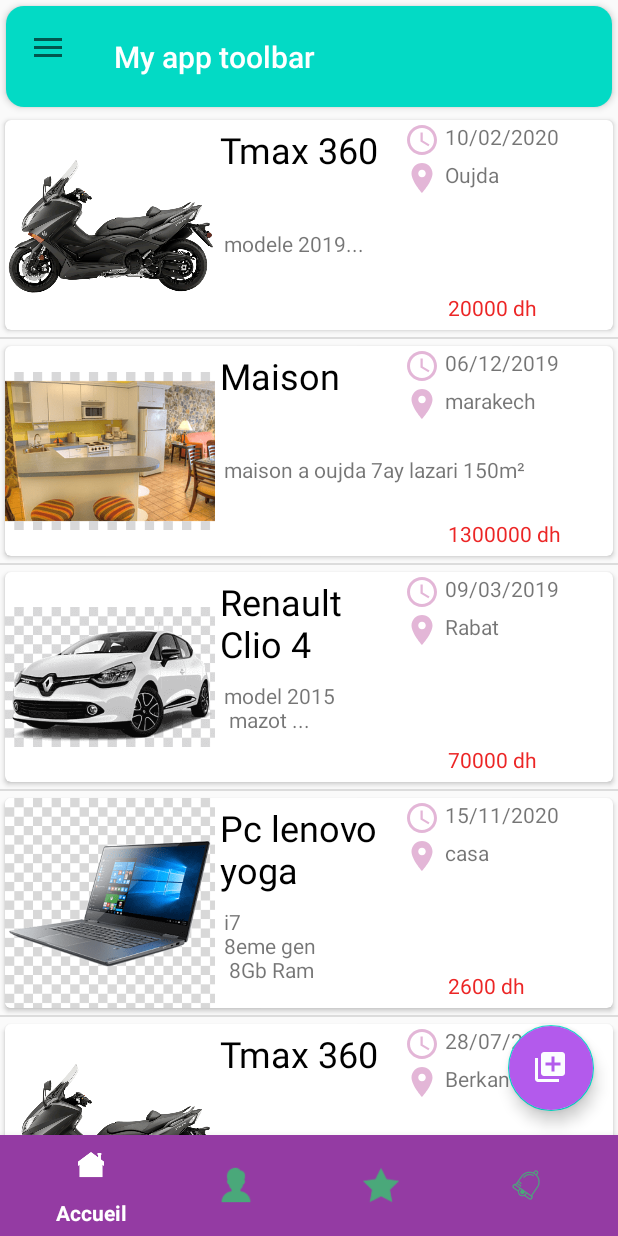
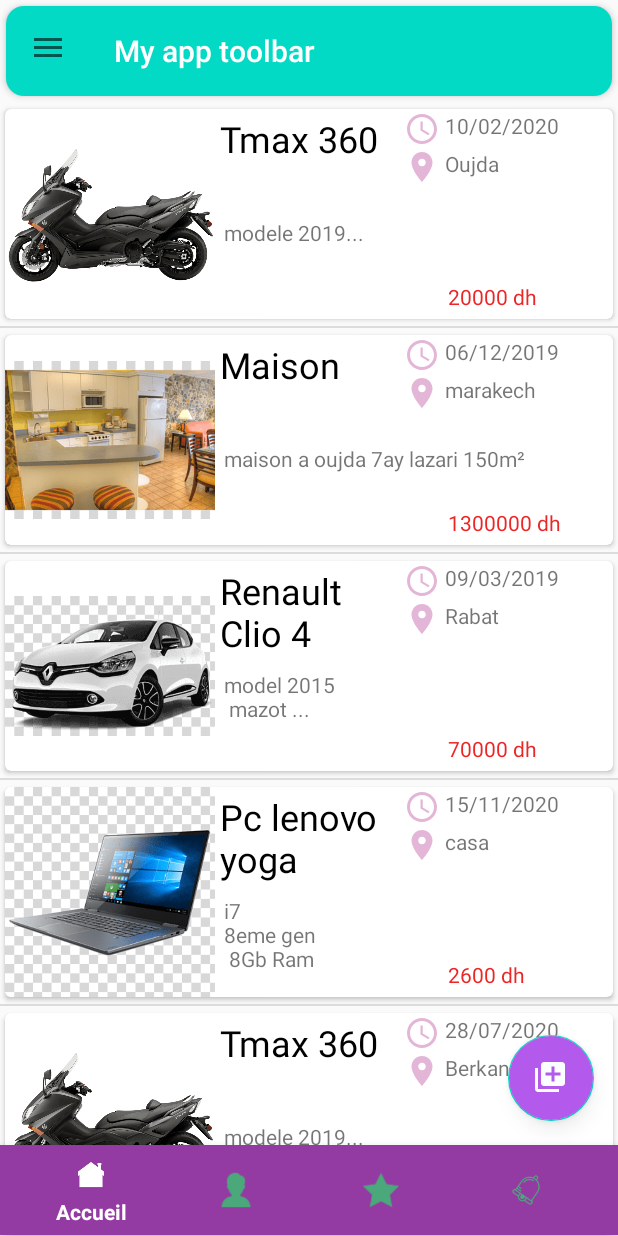
Before and after one commit to AbdessamadAouissi/PFE_Android, an Android app: the screen it shows after launch (MainActivity), on a phone screen of 412 x 824 dp. Run offline under Robolectric (Android 15) with nearby library versions, the phone set to English and light mode, and no system bars; Roboto replaces fonts that are not available here.

Commit message:
changer weight

```diff
--- a/app/src/main/res/layout/app_bar.xml
+++ b/app/src/main/res/layout/app_bar.xml
@@ -15,7 +15,7 @@
         android:background="@drawable/tool_bar_style"
         app:titleTextColor="#ffffff"
         android:layout_margin="4dp"
-        android:layout_weight="1"
+        android:layout_weight="0.3"
         />
 
 
@@ -30,7 +30,7 @@
         android:id="@+id/activity_main_bottom_navigation"
         android:layout_width="match_parent"
         android:layout_height="wrap_content"
-        android:layout_weight="1"
+        android:layout_weight="0.3"
         android:layout_alignParentBottom="true"
         android:layout_gravity="bottom"
         android:background="#943BA3"
```
Also changed, not shown: 1 other file.
